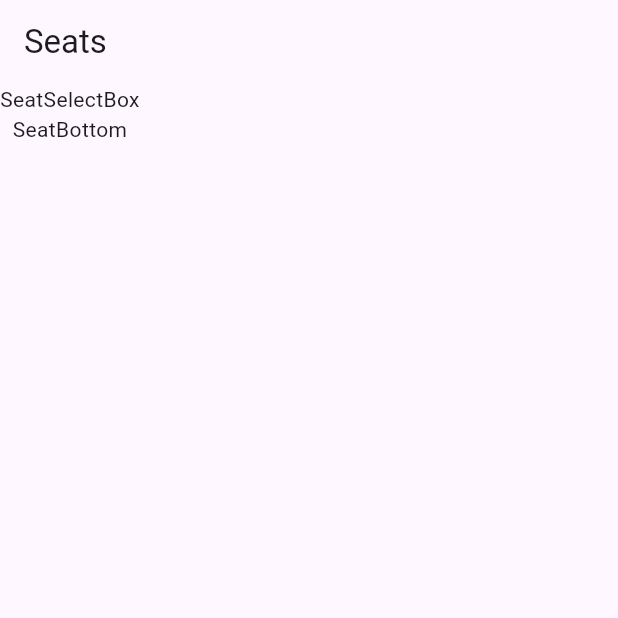
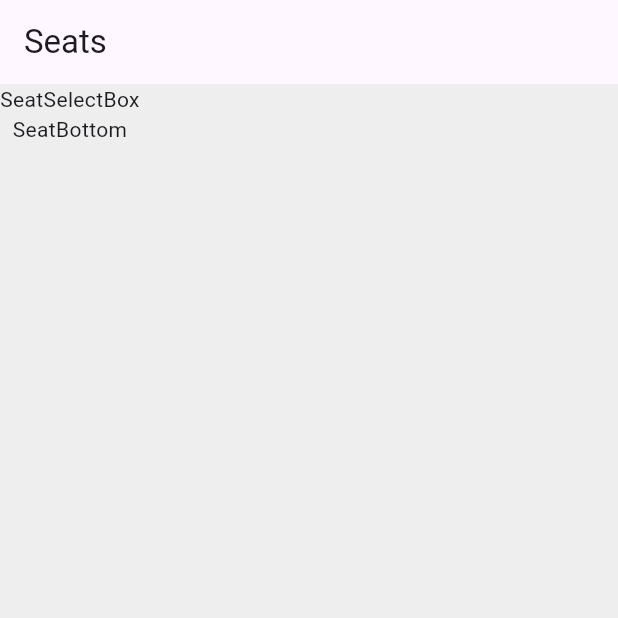
Before and after one commit to ilsong963/flutter_seat_app, a Flutter app: the screen it shows after launch, on a phone screen of 412 x 824 dp, the top half of it. Run offline on Flutter 3.47's test engine with Material 3 defaults, Android fonts, the phone set to English and light mode, and no system bars.

Commit message:
feat: 배경색 셋팅

```diff
--- a/lib/main.dart
+++ b/lib/main.dart
@@ -20,6 +20,10 @@ class SeatPage extends StatelessWidget {
 
   @override
   Widget build(BuildContext context) {
-    return Scaffold(appBar: AppBar(title: Text("Seats")), body: Column(children: [SeatSelectBox(), SeatBottom()]));
+    return Scaffold(
+      backgroundColor: Colors.grey[200],
+      appBar: AppBar(title: Text("Seats")),
+      body: Column(children: [SeatSelectBox(), SeatBottom()]),
+    );
   }
 }
```
